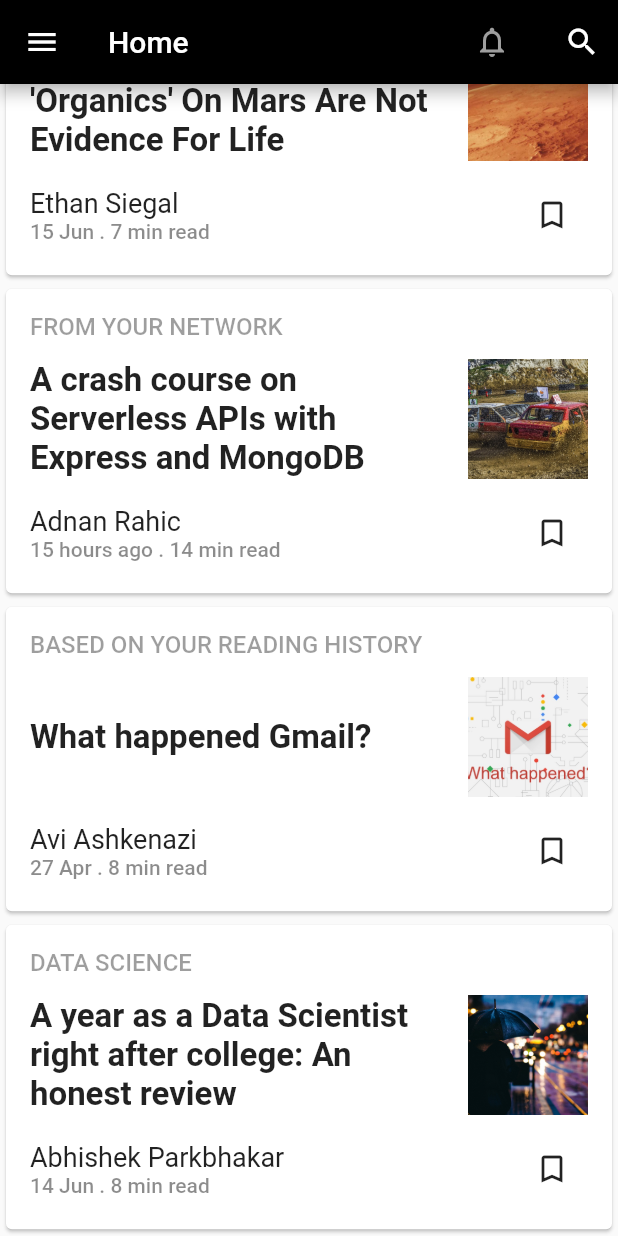
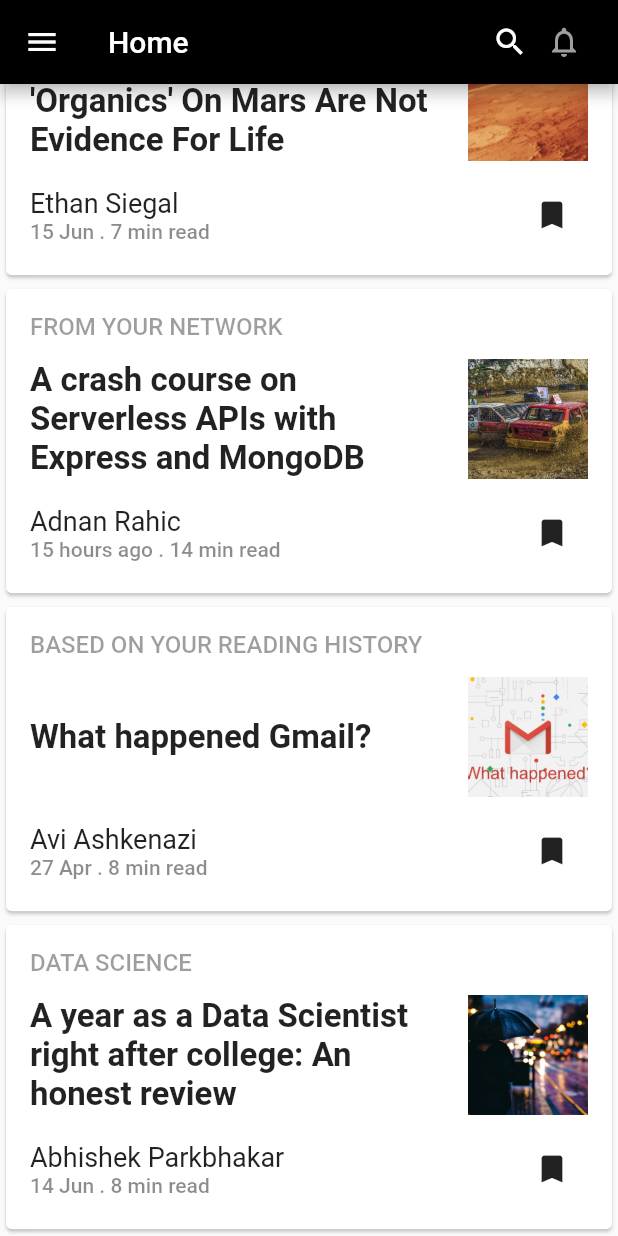
Before and after one commit to ac491/Channel, a Flutter app: the screen it shows after launch, scrolled down 80 dp, after a tap on the "bookmark outline" icon, on a phone screen of 412 x 824 dp. Run offline on Flutter 3.47's test engine with Material 2 defaults, Android fonts, the phone set to English and light mode, and no system bars.

Commit message:
minor UI fixes

```diff
--- a/lib/main.dart
+++ b/lib/main.dart
@@ -23,23 +23,29 @@ class MyHomePage extends StatefulWidget {
 }
 
 class HomeState extends State<MyHomePage> {
-  @override
-  Widget build(BuildContext context) {
-    // TODO: implement build
+
+  bool isPressed = false;
+
+  _pressed() {
+    var newVal = true;
+    if(isPressed) {
+      newVal = false;
+    } else {
+      newVal = true;
+    }
+
+    setState(() {
+      isPressed = newVal;
+    });
+
+  }
+
   Icon actionIcon = new Icon(Icons.search);
   Widget appBarTitle = new Text("Home");
-    return Scaffold(
-      appBar: AppBar(
-        title: appBarTitle,
-        backgroundColor: Colors.black,
-        actions: <Widget>[
-          Padding(
-            padding: const EdgeInsets.only(right: 24.0),
-            child: Icon(Icons.notifications_none, color: Colors.grey,),
-          ),
-          IconButton(icon: actionIcon, onPressed:(){
+
+  _searchUI() {
     setState(() {
-                if (actionIcon.icon == Icons.search){
+      if (actionIcon.icon == Icons.search) {
         actionIcon = new Icon(Icons.close);
         appBarTitle = new TextField(
           style: new TextStyle(
@@ -47,19 +53,32 @@ class HomeState extends State<MyHomePage> {
 
           ),
           decoration: new InputDecoration(
-                        prefixIcon: new Icon(Icons.search,color: Colors.white),
+              prefixIcon: new Icon(Icons.search, color: Colors.white),
               hintText: "Search...",
               hintStyle: new TextStyle(color: Colors.white)
           ),
-                  );}
+        );
+      }
       else {
         actionIcon = new Icon(Icons.search);
         appBarTitle = new Text("Home");
       }
+    });
+  }
 
-
-              });
-            } ,),
+  @override
+  Widget build(BuildContext context) {
+    // TODO: implement build
+    return Scaffold(
+      appBar: AppBar(
+        title: appBarTitle,
+        backgroundColor: Colors.black,
+        actions: <Widget>[
+          IconButton(icon: actionIcon, onPressed:() => _searchUI(),),
+          Padding(
+            padding: const EdgeInsets.only(right: 24.0),
+            child: Icon(Icons.notifications_none, color: Colors.grey,),
+          ),
         ],
       ),
 
@@ -115,11 +134,8 @@ class HomeState extends State<MyHomePage> {
                             ],
                           ),
                           IconButton(
-                            icon: bookmarkIcon, onPressed: () {
-                              setState(() {
-                                bookmarkIcon = new Icon(Icons.bookmark);
-                              });
-                          },
+                              icon: new Icon(isPressed ? Icons.bookmark: Icons.bookmark_border),
+                              onPressed: () => _pressed(),
                           ),
                         ],
                       )
```
Lines whose indentation alone changed are shown as unchanged.
